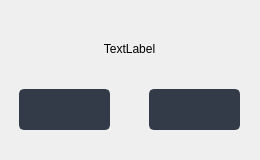
truongkhoa1799/E-Healthcare-System, file gui/dialog.ui: the form before one commit.
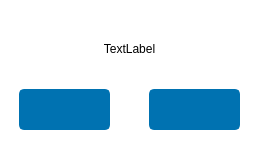
The form after the commit. Icons and pictures are not drawn.

```diff
--- a/gui/dialog.ui
+++ b/gui/dialog.ui
@@ -13,6 +13,9 @@
   <property name="windowTitle">
    <string>Dialog</string>
   </property>
+  <property name="styleSheet">
+   <string notr="true">background: rgb(255, 255, 255);</string>
+  </property>
   <widget class="QFrame" name="verticalFrame">
    <property name="geometry">
     <rect>
@@ -22,6 +25,9 @@
      <height>160</height>
     </rect>
    </property>
+   <property name="styleSheet">
+    <string notr="true">background: rgb(255, 255, 255);</string>
+   </property>
    <widget class="QFrame" name="horizontalFrame">
     <property name="geometry">
      <rect>
@@ -42,9 +48,10 @@
      </property>
      <property name="styleSheet">
       <string notr="true">QPushButton {
-	border: 2px solid rgb(52, 59, 72);
+	border: 2px solid rgb(0, 114, 177);
 	border-radius: 5px;	
-	background-color: rgb(52, 59, 72);
+	background-color: rgb(0, 114, 177);
+	color: rgb(255, 255, 255);
 }
 QPushButton:hover {
 	background-color: rgb(57, 65, 80);
@@ -80,9 +87,10 @@
      </property>
      <property name="styleSheet">
       <string notr="true">QPushButton {
-	border: 2px solid rgb(52, 59, 72);
+	border: 2px solid rgb(0, 114, 177);
 	border-radius: 5px;	
-	background-color: rgb(52, 59, 72);
+	background-color: rgb(0, 114, 177);
+	color: rgb(255, 255, 255);
 }
 QPushButton:hover {
 	background-color: rgb(57, 65, 80);
```
Left out of the diff: 23 changed lines with no effect on the pictures.
